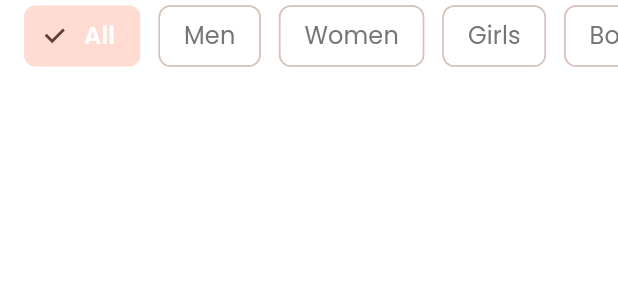
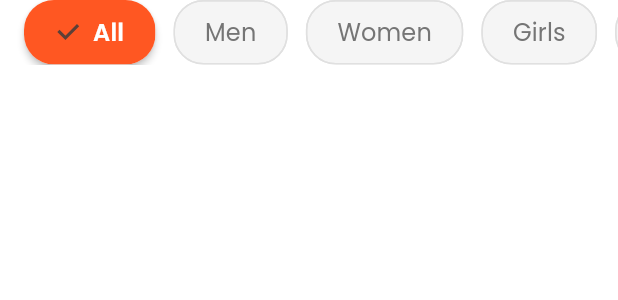
Before and after one commit to Wealthometer/E-commerce-App, a Flutter app: the CategoryChips widget shown alone on an empty page, opened directly, on a phone screen of 412 x 824 dp. Shown: the top 300 px of the screen. Run offline on Flutter 3.47's test engine with Material 3 defaults, Android fonts, the phone set to English and light mode, and no system bars; our stand-ins replace get, get_storage, google_fonts; accounts and stored records are empty.

Commit message:
Update category_chips.dart

```diff
--- a/lib/view/widgets/category_chips.dart
+++ b/lib/view/widgets/category_chips.dart
@@ -55,6 +55,27 @@ class _CategoryChipsState extends State<CategoryChips> {
                         selectedIndex = selected ? index : selectedIndex;
                       });
                   },
+                  selectedColor: Theme.of(context).primaryColor,
+                  backgroundColor: isDark ? Colors.grey[800] : Colors.grey[100],
+                  shape: RoundedRectangleBorder(
+                    borderRadius: BorderRadius.circular(20)
+                  ),
+                  elevation: selectedIndex == index ? 2 : 0,
+                  pressElevation: 0,
+                  padding: EdgeInsets.symmetric(
+                    horizontal: 16,
+                    vertical: 8
+                  ),
+                  labelPadding: EdgeInsets.symmetric(
+                      horizontal: 4,
+                      vertical: 1
+                  ),
+                  materialTapTargetSize: MaterialTapTargetSize.shrinkWrap,
+                  side: BorderSide(
+                    color: selectedIndex == index ?
+                        Colors.transparent :
+                    isDark ? Colors.grey[700]! : Colors.grey[300]!,
+                  ),
                 ),
               ),
             )
```
